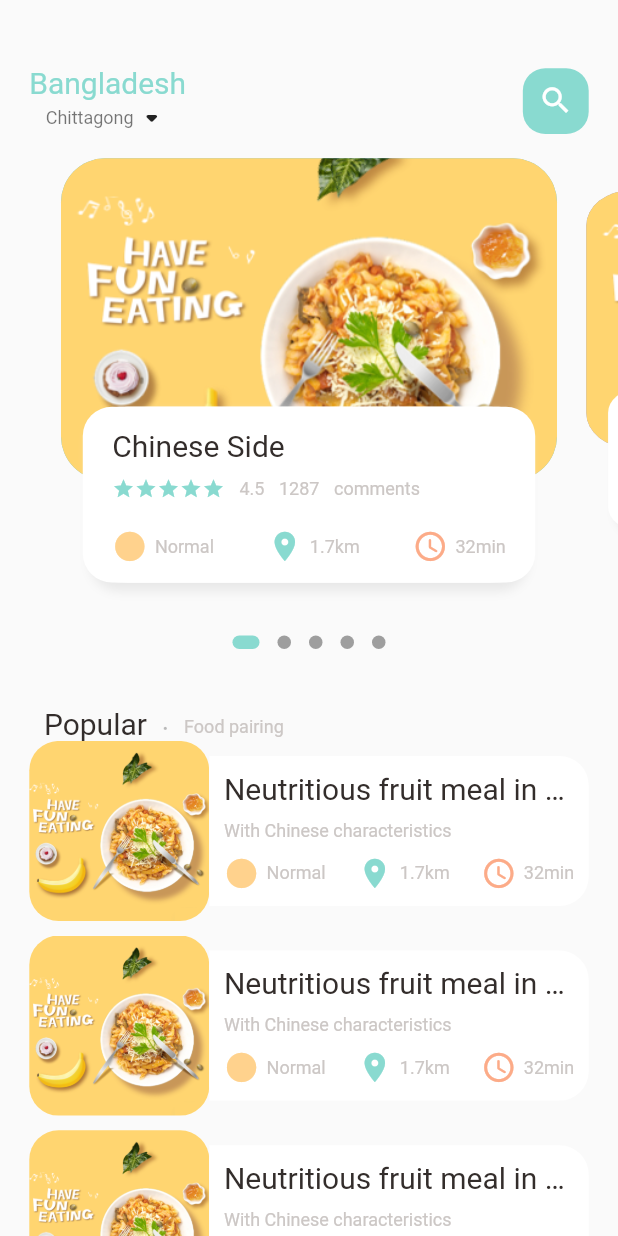
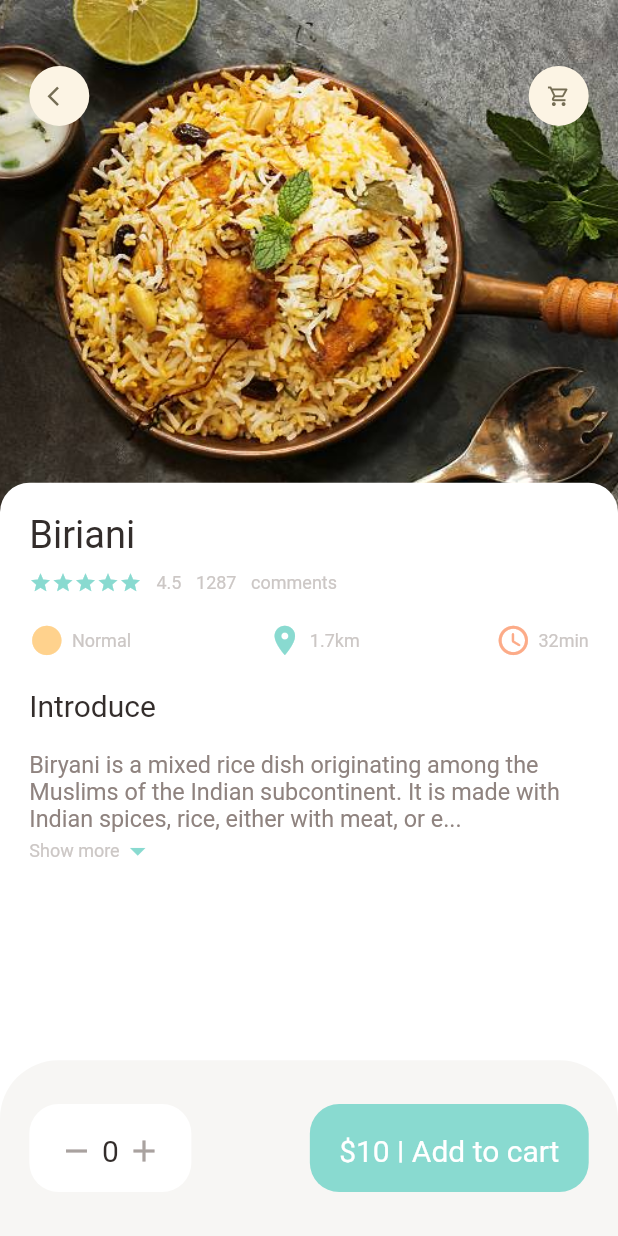
Before and after one commit to akramul47/fooddelivery, a Flutter app: the screen it shows after launch, on a phone screen of 412 x 824 dp. Run offline on Flutter 3.47's test engine with Material 2 defaults, Android fonts, the phone set to English and light mode, and no system bars; drawn by our look-alikes of dots_indicator; our stand-ins replace get; missing offline and left inert: dart:ffi.

Commit message:
added popular food page

```diff
--- a/lib/main.dart
+++ b/lib/main.dart
@@ -1,5 +1,6 @@
 import 'package:flutter/material.dart';
-import 'package:fooddelivery/home/main_food_page.dart';
+import 'package:fooddelivery/pages/food/popular_food_detail.dart';
+import 'package:fooddelivery/pages/home/main_food_page.dart';
 import 'package:get/get.dart';
 
 void main() {
@@ -17,7 +18,7 @@ class MyApp extends StatelessWidget {
       theme: ThemeData(
         primarySwatch: Colors.blue,
       ),
-      home: MainFoodPage(),
+      home: PopularFoodDetail(),
     );
   }
 }
--- /dev/null
+++ b/lib/pages/food/popular_food_detail.dart
@@ -0,0 +1,159 @@
+import 'package:flutter/cupertino.dart';
+import 'package:flutter/material.dart';
+import 'package:fooddelivery/utils/dimensions.dart';
+import 'package:fooddelivery/widgets/app_column.dart';
+import 'package:fooddelivery/widgets/expandable_text_widget.dart';
+
+import '../../utils/colors.dart';
+import '../../widgets/app_icon.dart';
+import '../../widgets/big_text.dart';
+import '../../widgets/icon_and_text_widget.dart';
+import '../../widgets/small_text.dart';
+
+class PopularFoodDetail extends StatelessWidget {
+  const PopularFoodDetail({Key? key}) : super(key: key);
+
+  @override
+  Widget build(BuildContext context) {
+    return Scaffold(
+      backgroundColor: Colors.white,
+      body: Container(
+        height: Dimensions.screenHeight,
+        child: Stack(
+          children: [
+            //background image
+            Positioned(
+              child: Container(
+                width: double.maxFinite,
+                height: Dimensions.popularFoodImgSize,
+                decoration: BoxDecoration(
+                    image: DecorationImage(
+                        fit: BoxFit.cover,
+                        image: AssetImage(
+                          "assets/image/foodbir.jpg",
+                        ))),
+              ),
+            ),
+            //icon widget
+            Positioned(
+              top: Dimensions.height45,
+              left: Dimensions.width20,
+              right: Dimensions.width20,
+              child: Row(
+                mainAxisAlignment: MainAxisAlignment.spaceBetween,
+                children: [
+                  AppIcon(
+                    icon: Icons.arrow_back_ios,
+                  ),
+                  AppIcon(
+                    icon: Icons.shopping_cart_outlined,
+                  ),
+                ],
+              ),
+            ),
+            //introduction of food
+            Positioned(
+              left: 0,
+              right: 0,
+              bottom: 0,
+              top: Dimensions.popularFoodImgSize - 20,
+              child: Container(
+                padding: EdgeInsets.only(
+                  left: Dimensions.width20,
+                  right: Dimensions.width20,
+                  top: Dimensions.height20,
+                ),
+                decoration: BoxDecoration(
+                  borderRadius: BorderRadius.only(
+                    topRight: Radius.circular(Dimensions.radius20),
+                    topLeft: Radius.circular(Dimensions.radius20),
+                  ),
+                  color: Colors.white,
+                ),
+                child: Column(
+                  crossAxisAlignment: CrossAxisAlignment.start,
+                  children: [
+                    AppColumn(text: "Biriani"),
+                    SizedBox(
+                      height: Dimensions.height20,
+                    ),
+                    BigText(text: "Introduce"),
+                    //expandable text widget
+                    SizedBox(
+                      height: Dimensions.height20,
+                    ),
+                    Expanded(
+                        child: SingleChildScrollView(
+                            child: ExpandableTextWidget(
+                                text:
+                                    "Biryani is a mixed rice dish originating among the Muslims of the Indian subcontinent. It is made with Indian spices, rice, either with meat, or eggs or vegetables such as potatoes. Biryani is one of the most popular dishes in South Asia, as well as among the diaspora from the region. Biryani is a mixed rice dish originating among the Muslims of the Indian subcontinent. It is made with Indian spices, rice, either with meat, or eggs or vegetables such as potatoes. Biryani is one of the most popular dishes in South Asia, as well as among the diaspora from the region. Biryani is a mixed rice dish originating among the Muslims of the Indian subcontinent. It is made with Indian spices, rice, either with meat, or eggs or vegetables such as potatoes. Biryani is one of the most popular dishes in South Asia, as well as among the diaspora from the region. Biryani is a mixed rice dish originating among the Muslims of the Indian subcontinent. It is made with Indian spices, rice, either with meat, or eggs or vegetables such as potatoes. Biryani is one of the most popular dishes in South Asia, as well as among the diaspora from the region. "))),
+                  ],
+                ),
+              ),
+            ),
+          ],
+        ),
+      ),
+      bottomNavigationBar: Container(
+        height: Dimensions.bottomHeightBar,
+        padding: EdgeInsets.only(
+            top: Dimensions.height30,
+            bottom: Dimensions.height30,
+            left: Dimensions.width20,
+            right: Dimensions.width20),
+        decoration: BoxDecoration(
+            color: AppColors.buttonBackgroundColor,
+            borderRadius: BorderRadius.only(
+              topLeft: Radius.circular(Dimensions.radius20 * 2),
+              topRight: Radius.circular(Dimensions.radius20 * 2),
+            )),
+        child: Row(
+          mainAxisAlignment: MainAxisAlignment.spaceBetween,
+          children: [
+            Container(
+              padding: EdgeInsets.only(
+                  top: Dimensions.height20,
+                  bottom: Dimensions.height20,
+                  left: Dimensions.width20,
+                  right: Dimensions.width20),
+              decoration: BoxDecoration(
+                borderRadius: BorderRadius.circular(Dimensions.radius20),
+                color: Colors.white,
+              ),
+              child: Row(
+                children: [
+                  Icon(
+                    Icons.remove,
+                    color: AppColors.signColor,
+                  ),
+                  SizedBox(width: Dimensions.width10 / 2),
+                  BigText(text: "0"),
+                  SizedBox(width: Dimensions.width10 / 2),
+                  Icon(
+                    Icons.add,
+                    color: AppColors.signColor,
+                  ),
+                ],
+              ),
+            ),
+            Container(
+              padding: EdgeInsets.only(
+                  top: Dimensions.height20,
+                  bottom: Dimensions.height20,
+                  left: Dimensions.width20,
+                  right: Dimensions.width20),
+              decoration: BoxDecoration(
+                borderRadius: BorderRadius.circular(Dimensions.radius20),
+                color: AppColors.mainColor,
+              ),
+              child: BigText(
+                text: "\$10 | Add to cart",
+                color: Colors.white,
+              ),
+            ),
+          ],
+        ),
+      ),
+    );
+  }
+}
--- a/lib/home/food_page_body.dart
+++ b/lib/pages/home/food_page_body.dart
@@ -4,11 +4,12 @@ import 'package:dots_indicator/dots_indicator.dart';
 import 'package:flutter/cupertino.dart';
 import 'package:flutter/material.dart';
 import 'package:fooddelivery/utils/colors.dart';
+import 'package:fooddelivery/widgets/app_column.dart';
 import 'package:fooddelivery/widgets/big_text.dart';
 import 'package:fooddelivery/widgets/icon_and_text_widget.dart';
 import 'package:fooddelivery/widgets/small_text.dart';
 
-import '../utils/dimensions.dart';
+import 'package:fooddelivery/utils/dimensions.dart';
 
 class FoodPageBody extends StatefulWidget {
   const FoodPageBody({Key? key}) : super(key: key);
@@ -98,9 +99,9 @@ class _FoodPageBodyState extends State<FoodPageBody> {
           ),
         ),
         //List of food and images
-        Container(
-          height: 750,
-          child: ListView.builder(
+
+
+          ListView.builder(
               physics: NeverScrollableScrollPhysics(),
               shrinkWrap: true,
               itemCount: 10,
@@ -112,8 +113,8 @@ class _FoodPageBodyState extends State<FoodPageBody> {
                     children: [
                       //image section
                       Container(
-                        width: 120,
-                        height: 120,
+                        width: Dimensions.listViewImgSize,
+                        height: Dimensions.listViewImgSize,
                         decoration: BoxDecoration(
                           borderRadius: BorderRadius.circular(
                             Dimensions.radius20,
@@ -128,7 +129,7 @@ class _FoodPageBodyState extends State<FoodPageBody> {
                       //text container
                       Expanded(
                         child: Container(
-                          height: 100,
+                          height: Dimensions.listViewTextContainerSize,
 
                           decoration: BoxDecoration(
                             borderRadius: BorderRadius.only(
@@ -172,8 +173,8 @@ class _FoodPageBodyState extends State<FoodPageBody> {
                     ],
                   ),
                 );
-              }),
-        )
+              },
+        ),
       ],
     );
   }
@@ -250,59 +251,7 @@ class _FoodPageBodyState extends State<FoodPageBody> {
                     top: Dimensions.height15,
                     left: Dimensions.height15,
                     right: Dimensions.height15),
-                child: Column(
-                    crossAxisAlignment: CrossAxisAlignment.start,
-                    children: [
-                      BigText(text: "Chinese Side"),
-                      SizedBox(
-                        height: Dimensions.height10,
-                      ),
-                      Row(
-                        children: [
-                          Wrap(
-                            children: List.generate(5, (index) {
-                              return Icon(
-                                Icons.star,
-                                color: AppColors.mainColor,
-                                size: 15,
-                              );
-                            }),
-                          ),
-                          SizedBox(
-                            width: Dimensions.height10,
-                          ),
-                          SmallText(text: "4.5"),
-                          SizedBox(
-                            width: Dimensions.height10,
-                          ),
-                          SmallText(text: "1287"),
-                          SizedBox(
-                            width: Dimensions.height10,
-                          ),
-                          SmallText(text: "comments"),
-                        ],
-                      ),
-                      SizedBox(
-                        height: Dimensions.height20,
-                      ),
-                      Row(
-                        mainAxisAlignment: MainAxisAlignment.spaceBetween,
-                        children: [
-                          IconAndTextWidget(
-                              icon: Icons.circle_sharp,
-                              text: "Normal",
-                              iconColor: AppColors.iconColor1),
-                          IconAndTextWidget(
-                              icon: Icons.location_on,
-                              text: "1.7km",
-                              iconColor: AppColors.mainColor),
-                          IconAndTextWidget(
-                              icon: Icons.access_time_rounded,
-                              text: "32min",
-                              iconColor: AppColors.iconColor2),
-                        ],
-                      )
-                    ]),
+                child: AppColumn(text: "Chinese Side",),
               ),
             ),
           ),
--- a/lib/utils/dimensions.dart
+++ b/lib/utils/dimensions.dart
@@ -18,10 +18,27 @@ class Dimensions{
   static double width20= screenHeight/42.2;
   static double width30= screenHeight/28.13;
 
+  //font size
+  static double font16= screenHeight/52.75;
   static double font20= screenHeight/42.2;
+  static double font26= screenHeight/32.46;
+
+
   static double radius20= screenHeight/42.2;
   static double radius30= screenHeight/28.13;
   static double radius15= screenHeight/56.27;
 
   static double iconSize24= screenHeight/35.17;
+  static double iconSize16= screenHeight/52.75;
+
+  //listview size
+  static double listViewImgSize= screenWidth/3.25;
+  static double listViewTextContainerSize= screenWidth/3.9;
+
+
+  //popular food
+  static double popularFoodImgSize= screenHeight/2.41;
+
+  //bottom height
+  static double bottomHeightBar = screenHeight/7.03;
 }
--- a/lib/widgets/app_column.dart
+++ b/lib/widgets/app_column.dart
@@ -0,0 +1,71 @@
+import 'package:flutter/cupertino.dart';
+import 'package:flutter/material.dart';
+import 'package:fooddelivery/widgets/small_text.dart';
+
+import '../utils/colors.dart';
+import '../utils/dimensions.dart';
+import 'big_text.dart';
+import 'icon_and_text_widget.dart';
+
+class AppColumn extends StatelessWidget {
+  final String text;
+  const AppColumn({Key? key,
+  required this.text}) : super(key: key);
+
+  @override
+  Widget build(BuildContext context) {
+    return Column(
+        crossAxisAlignment: CrossAxisAlignment.start,
+        children: [
+          BigText(text: text, size: Dimensions.font26,),
+          SizedBox(
+            height: Dimensions.height10,
+          ),
+          Row(
+            children: [
+              Wrap(
+                children: List.generate(5, (index) {
+                  return Icon(
+                    Icons.star,
+                    color: AppColors.mainColor,
+                    size: 15,
+                  );
+                }),
+              ),
+              SizedBox(
+                width: Dimensions.height10,
+              ),
+              SmallText(text: "4.5"),
+              SizedBox(
+                width: Dimensions.height10,
+              ),
+              SmallText(text: "1287"),
+              SizedBox(
+                width: Dimensions.height10,
+              ),
+              SmallText(text: "comments"),
+            ],
+          ),
+          SizedBox(
+            height: Dimensions.height20,
+          ),
+          Row(
+            mainAxisAlignment: MainAxisAlignment.spaceBetween,
+            children: [
+              IconAndTextWidget(
+                  icon: Icons.circle_sharp,
+                  text: "Normal",
+                  iconColor: AppColors.iconColor1),
+              IconAndTextWidget(
+                  icon: Icons.location_on,
+                  text: "1.7km",
+                  iconColor: AppColors.mainColor),
+              IconAndTextWidget(
+                  icon: Icons.access_time_rounded,
+                  text: "32min",
+                  iconColor: AppColors.iconColor2),
+            ],
+          )
+        ]);
+  }
+}
--- /dev/null
+++ b/lib/widgets/app_icon.dart
@@ -0,0 +1,34 @@
+import 'package:flutter/cupertino.dart';
+import 'package:fooddelivery/utils/dimensions.dart';
+
+class AppIcon extends StatelessWidget {
+  final IconData icon;
+  final Color backgroundColor;
+  final Color iconColor;
+  final double size;
+
+  const AppIcon({ Key? key,
+  required this.icon,
+  this.backgroundColor= const Color(0xFFfcf4e4),
+  this.iconColor= const Color(0xFF756d54),
+  this.size= 40,
+   }) : super(key: key);
+
+  @override
+  Widget build(BuildContext context) {
+    return Container(
+      width: size,
+      height: size,
+      decoration: BoxDecoration(
+        borderRadius: BorderRadius.circular(size/2),
+        color: backgroundColor,
+
+      ),
+      child: Icon(
+        icon,
+        color: iconColor,
+        size: Dimensions.iconSize16,
+      ),
+    );
+  }
+}
--- a/lib/widgets/expandable_text_widget.dart
+++ b/lib/widgets/expandable_text_widget.dart
@@ -0,0 +1,74 @@
+import 'package:flutter/cupertino.dart';
+import 'package:flutter/material.dart';
+import 'package:fooddelivery/utils/colors.dart';
+import 'package:fooddelivery/utils/dimensions.dart';
+import 'package:fooddelivery/widgets/small_text.dart';
+
+class ExpandableTextWidget extends StatefulWidget {
+  final String text;
+  const ExpandableTextWidget({Key? key, required this.text}) : super(key: key);
+
+  @override
+  State<ExpandableTextWidget> createState() => _ExpandableTextWidgetState();
+}
+
+class _ExpandableTextWidgetState extends State<ExpandableTextWidget> {
+  late String firstHalf;
+  late String secondHalf;
+
+  bool hiddenText = true;
+  double textHeight = Dimensions.screenHeight / 5.63;
+
+  @override
+  void initState() {
+    super.initState();
+    if (widget.text.length > textHeight) {
+      firstHalf = widget.text.substring(0, textHeight.toInt());
+      secondHalf =
+          widget.text.substring(textHeight.toInt() + 1, widget.text.length);
+    } else {
+      firstHalf = widget.text;
+      secondHalf = "";
+    }
+  }
+
+  @override
+  Widget build(BuildContext context) {
+    return Container(
+      child: secondHalf.isEmpty
+          ? SmallText(height: 1.8,size: Dimensions.font16,color: AppColors.paraColor,text: firstHalf)
+          : Column(
+              children: [
+                SmallText(
+                  height: 1.8,
+                  color: AppColors.paraColor,
+                    size: Dimensions.font16,
+                    text: hiddenText
+                        ? (firstHalf + "...")
+                        : (firstHalf + secondHalf)),
+                InkWell(
+                  onTap: () {
+                    setState(() {
+                      hiddenText = !hiddenText;
+                    });
+                  },
+                  child: Row(
+                    children: [
+                      SmallText(
+                        text: "Show more",
+                        color: AppColors.textColor,
+                      ),
+                      Icon(
+                        hiddenText
+                            ? Icons.arrow_drop_down
+                            : Icons.arrow_drop_up,
+                        color: AppColors.mainColor,
+                      ),
+                    ],
+                  ),
+                ),
+              ],
+            ),
+    );
+  }
+}
```
Also changed, not shown: lib/pages/home/main_food_page.dart (renamed from lib/home/main_food_page.dart, +6 -2 lines), assets/image/biriani.webp (deleted).
